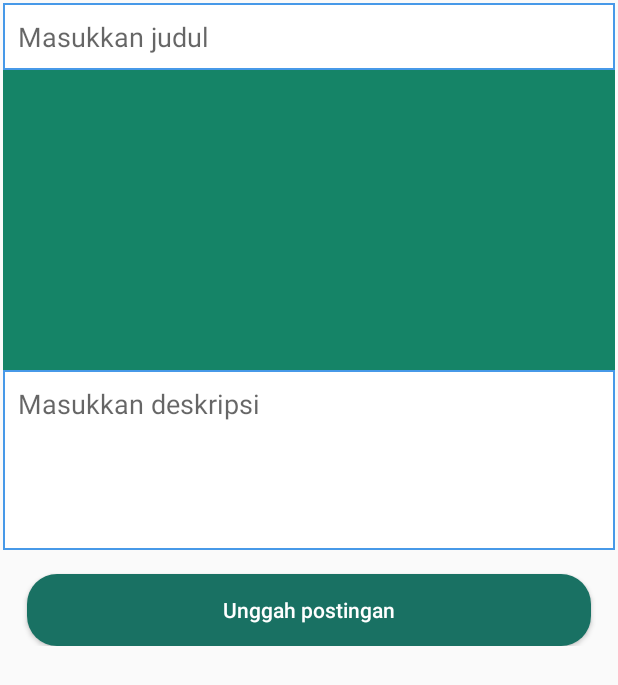
After one commit to rivaldofez/Tok-project, an Android app: the layout activity_add_post.xml on its own in the app's theme, with its tools: preview values and no code run, on a phone screen of 412 x 824 dp. The commit adds this screen. Shown: the top 685 px of the screen. Run offline under Robolectric (Android 15) with nearby library versions, the phone set to English and light mode, and no system bars.

Commit message:
add postingan up

```diff
--- a/SeTrip/app/src/main/AndroidManifest.xml
+++ b/SeTrip/app/src/main/AndroidManifest.xml
@@ -15,8 +15,7 @@
         android:roundIcon="@mipmap/ic_launcher_round"
         android:supportsRtl="true"
         android:theme="@style/AppTheme">
-
-
+        <activity android:name=".activity.AddPostActivity"></activity>
         <activity android:name=".activity.AboutApps" />
         <activity android:name=".activity.NoteReminderActivity" />
 
@@ -28,7 +27,6 @@
             android:name=".activity.MapsLocationActivity"
             android:theme="@style/AppTheme2" />
         <activity android:name=".activity.SettingProfileActivity" />
-
         <activity android:name=".activity.DashboardActivity" />
         <activity android:name=".activity.ForgotPassword" />
         <activity android:name=".activity.Register" />
--- a/SeTrip/app/src/main/java/com/tokproject/setrip/fragment/ProfileFragment.java
+++ b/SeTrip/app/src/main/java/com/tokproject/setrip/fragment/ProfileFragment.java
@@ -433,6 +433,8 @@ public class ProfileFragment extends Fragment {
 
         //hide add group icon
         menu.findItem(R.id.option_language).setVisible(false);
+        menu.findItem(R.id.option_add).setVisible(false);
+
 
         super.onCreateOptionsMenu(menu, inflater);
     }
--- a/SeTrip/app/src/main/java/com/tokproject/setrip/fragment/TourismFragment.java
+++ b/SeTrip/app/src/main/java/com/tokproject/setrip/fragment/TourismFragment.java
@@ -46,7 +46,7 @@ public class TourismFragment extends Fragment {
 
         //hide add group icon
         menu.findItem(R.id.option_setting).setVisible(false);
-
+        menu.findItem(R.id.option_add).setVisible(false);
 
         super.onCreateOptionsMenu(menu, inflater);
     }
--- /dev/null
+++ b/SeTrip/app/src/main/res/drawable/editextstyle.xml
@@ -0,0 +1,17 @@
+<?xml version="1.0" encoding="utf-8" ?>
+<shape xmlns:android="http://schemas.android.com/apk/res/android"
+    android:thickness="0dp"
+    android:shape="rectangle">
+
+    <stroke android:width="1dp"
+        android:color="#4799E8"/>
+
+    <corners android:radius="0dp" />
+    <gradient
+
+        android:startColor="#fff"
+        android:endColor="#fff"
+        android:type="linear"
+        android:angle="270"/>
+
+</shape>
--- /dev/null
+++ b/SeTrip/app/src/main/res/layout/activity_add_post.xml
@@ -0,0 +1,71 @@
+<?xml version="1.0" encoding="utf-8"?>
+<ScrollView xmlns:android="http://schemas.android.com/apk/res/android"
+    xmlns:app="http://schemas.android.com/apk/res-auto"
+    xmlns:tools="http://schemas.android.com/tools"
+    android:layout_width="match_parent"
+    android:layout_height="match_parent"
+    tools:context=".activity.AddPostActivity">
+
+    <LinearLayout
+        android:layout_width="match_parent"
+        android:layout_height="wrap_content"
+        android:layout_margin="2dp"
+        android:orientation="vertical">
+
+        <EditText
+            android:id="@+id/pTitleEt"
+            android:layout_width="match_parent"
+            android:layout_height="wrap_content"
+            android:padding="10dp"
+            android:hint="@string/masukkan_judul"
+            android:singleLine="true"
+            android:background="@drawable/editextstyle"
+            android:autofillHints="no"
+            android:inputType="text" />
+
+        <ImageView
+            android:id="@+id/pImageIv"
+            android:layout_width="match_parent"
+            android:layout_height="wrap_content"
+            android:minHeight="200dp"
+            android:background="@color/colorPrimary"
+            android:contentDescription="@string/image" />
+
+        <EditText
+            android:id="@+id/pDescEt"
+            android:layout_width="match_parent"
+            android:layout_height="wrap_content"
+            android:padding="10dp"
+            android:hint="@string/masukkan_deskripsi"
+            android:singleLine="true"
+            android:background="@drawable/editextstyle"
+            android:autofillHints="no"
+            android:minHeight="120dp"
+            android:gravity="start"
+            android:inputType="textCapSentences" />
+
+        <ProgressBar
+            android:id="@+id/progressBar"
+            android:layout_width="wrap_content"
+            android:layout_height="wrap_content"
+            android:layout_gravity="center_horizontal"
+            android:layout_marginTop="16dp"
+            android:visibility="gone" />
+
+        <Button
+            android:id="@+id/pUploadBtn"
+            android:layout_width="match_parent"
+            android:layout_height="wrap_content"
+            android:text="@string/unggah_postingan"
+            android:textAllCaps="false"
+            android:background="@drawable/rounded_btn"
+            android:backgroundTint="@color/colorAccent"
+            android:layout_marginTop="16dp"
+            android:layout_marginStart="16dp"
+            android:layout_marginEnd="16dp"
+            android:textColor="@android:color/white" />
+
+
+
+    </LinearLayout>
+</ScrollView>
--- a/SeTrip/app/src/main/res/values/strings.xml
+++ b/SeTrip/app/src/main/res/values/strings.xml
@@ -69,5 +69,10 @@
     <string name="konfirmasi">konfirmasi</string>
     <string name="data_diperbarui">data anda diperbarui</string>
     <string name="bahasa">Bahasa</string>
+    <string name="add_new_post">Buat postingan baru</string>
+    <string name="masukkan_judul">Masukkan judul</string>
+    <string name="masukkan_deskripsi">Masukkan deskripsi</string>
+    <string name="unggah_postingan">Unggah postingan</string>
+    <string name="post_published">Postingan berhasil dbuat</string>
 
 </resources>
```
Also changed, not shown: SeTrip/app/src/main/java/com/tokproject/setrip/activity/AddPostActivity.java (added, +449 -0 lines), SeTrip/app/src/main/java/com/tokproject/setrip/fragment/TimelineFragment.java (+56 -2 lines), SeTrip/app/src/main/res/menu/option_menu.xml (+10 -0 lines), 1 other file.
